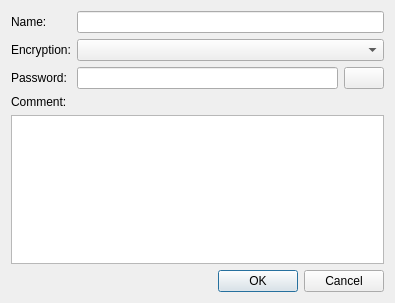
First picture: the form in source/console/address_book_dialog.ui, repository dchapyshev/aspia, before the edit.
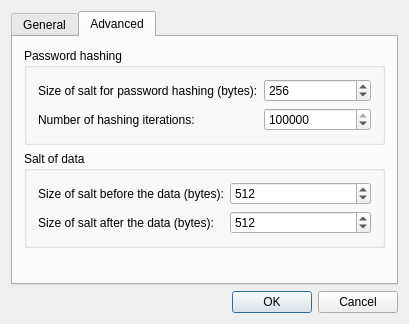
Second picture: the form after the edit. The open tabs and pages were chosen to show the change. Icons and pictures are not drawn.

Commit message: - The format of the address book has been redesigned. Now it supports salt when hashing a password, allows you to specify the number of hashing iterations, supports salt in the encrypted data. It is also possible to save the creation and change time (for computers and groups of computers). For computers, you can save the time of the last connection. - Implemented Random class.

```diff
--- a/source/console/address_book_dialog.ui
+++ b/source/console/address_book_dialog.ui
@@ -9,8 +9,8 @@
    <rect>
     <x>0</x>
     <y>0</y>
-    <width>395</width>
-    <height>303</height>
+    <width>409</width>
+    <height>324</height>
    </rect>
   </property>
   <property name="windowTitle">
@@ -19,9 +19,19 @@
   <property name="modal">
    <bool>true</bool>
   </property>
+  <layout class="QVBoxLayout" name="verticalLayout_12">
+   <item>
+    <widget class="QTabWidget" name="tab_widget">
+     <property name="currentIndex">
+      <number>0</number>
+     </property>
+     <widget class="QWidget" name="general_tab">
+      <attribute name="title">
+       <string>General</string>
+      </attribute>
   <layout class="QVBoxLayout" name="verticalLayout_4">
    <item>
-    <layout class="QHBoxLayout" name="horizontalLayout_2">
+        <layout class="QHBoxLayout" name="horizontalLayout">
      <item>
       <layout class="QVBoxLayout" name="verticalLayout">
        <item>
@@ -60,8 +70,6 @@
         <widget class="QComboBox" name="combo_encryption"/>
        </item>
        <item>
-        <layout class="QHBoxLayout" name="horizontalLayout">
-         <item>
           <widget class="QLineEdit" name="edit_password">
            <property name="maxLength">
             <number>64</number>
@@ -72,26 +80,14 @@
           </widget>
          </item>
          <item>
-          <widget class="QPushButton" name="button_show_password">
-           <property name="sizePolicy">
-            <sizepolicy hsizetype="Fixed" vsizetype="Fixed">
-             <horstretch>0</horstretch>
-             <verstretch>0</verstretch>
-            </sizepolicy>
-           </property>
-           <property name="text">
-            <string/>
-           </property>
-           <property name="icon">
-            <iconset resource="../resources/resources.qrc">
-             <normaloff>:/icon/eye.png</normaloff>:/icon/eye.png</iconset>
-           </property>
-           <property name="checkable">
-            <bool>true</bool>
-           </property>
-          </widget>
-         </item>
-        </layout>
+            <widget class="QLineEdit" name="edit_password_repeat">
+             <property name="maxLength">
+              <number>64</number>
+             </property>
+             <property name="echoMode">
+              <enum>QLineEdit::Password</enum>
+             </property>
+            </widget>
        </item>
       </layout>
      </item>
@@ -110,6 +106,152 @@
       <widget class="QPlainTextEdit" name="edit_comment"/>
      </item>
     </layout>
+       </item>
+      </layout>
+     </widget>
+     <widget class="QWidget" name="advanced_tab">
+      <attribute name="title">
+       <string>Advanced</string>
+      </attribute>
+      <layout class="QVBoxLayout" name="verticalLayout_11">
+       <item>
+        <widget class="QGroupBox" name="groupBox">
+         <property name="title">
+          <string>Password hashing</string>
+         </property>
+         <layout class="QVBoxLayout" name="verticalLayout_7">
+          <item>
+           <layout class="QHBoxLayout" name="horizontalLayout_2">
+            <item>
+             <layout class="QVBoxLayout" name="verticalLayout_5">
+              <item>
+               <widget class="QLabel" name="label_password_salt">
+                <property name="text">
+                 <string>Size of salt for password hashing (bytes):</string>
+                </property>
+               </widget>
+              </item>
+              <item>
+               <widget class="QLabel" name="label_hashing_rounds">
+                <property name="text">
+                 <string>Number of hashing iterations:</string>
+                </property>
+               </widget>
+              </item>
+             </layout>
+            </item>
+            <item>
+             <layout class="QVBoxLayout" name="verticalLayout_6">
+              <item>
+               <widget class="QSpinBox" name="spinbox_password_salt">
+                <property name="minimum">
+                 <number>64</number>
+                </property>
+                <property name="maximum">
+                 <number>1048576</number>
+                </property>
+                <property name="value">
+                 <number>256</number>
+                </property>
+               </widget>
+              </item>
+              <item>
+               <widget class="QSpinBox" name="spinbox_hashing_rounds">
+                <property name="minimum">
+                 <number>10000</number>
+                </property>
+                <property name="maximum">
+                 <number>1000000</number>
+                </property>
+                <property name="value">
+                 <number>100000</number>
+                </property>
+               </widget>
+              </item>
+             </layout>
+            </item>
+           </layout>
+          </item>
+         </layout>
+        </widget>
+       </item>
+       <item>
+        <widget class="QGroupBox" name="groupBox_2">
+         <property name="title">
+          <string>Salt of data</string>
+         </property>
+         <layout class="QVBoxLayout" name="verticalLayout_10">
+          <item>
+           <layout class="QHBoxLayout" name="horizontalLayout_3">
+            <item>
+             <layout class="QVBoxLayout" name="verticalLayout_8">
+              <item>
+               <widget class="QLabel" name="label_salt_before">
+                <property name="text">
+                 <string>Size of salt before the data (bytes):</string>
+                </property>
+               </widget>
+              </item>
+              <item>
+               <widget class="QLabel" name="label_salt_after">
+                <property name="text">
+                 <string>Size of salt after the data (bytes):</string>
+                </property>
+               </widget>
+              </item>
+             </layout>
+            </item>
+            <item>
+             <layout class="QVBoxLayout" name="verticalLayout_9">
+              <item>
+               <widget class="QSpinBox" name="spinbox_salt_before">
+                <property name="minimum">
+                 <number>64</number>
+                </property>
+                <property name="maximum">
+                 <number>16777216</number>
+                </property>
+                <property name="value">
+                 <number>512</number>
+                </property>
+               </widget>
+              </item>
+              <item>
+               <widget class="QSpinBox" name="spinbox_salt_after">
+                <property name="minimum">
+                 <number>64</number>
+                </property>
+                <property name="maximum">
+                 <number>16777216</number>
+                </property>
+                <property name="value">
+                 <number>512</number>
+                </property>
+               </widget>
+              </item>
+             </layout>
+            </item>
+           </layout>
+          </item>
+         </layout>
+        </widget>
+       </item>
+       <item>
+        <spacer name="verticalSpacer">
+         <property name="orientation">
+          <enum>Qt::Vertical</enum>
+         </property>
+         <property name="sizeHint" stdset="0">
+          <size>
+           <width>20</width>
+           <height>74</height>
+          </size>
+         </property>
+        </spacer>
+       </item>
+      </layout>
+     </widget>
+    </widget>
    </item>
    <item>
     <widget class="QDialogButtonBox" name="button_box">
```
Left out of the diff: 7 changed lines with no effect on the pictures. Lines whose indentation alone changed are shown as unchanged. The commit also changes 23 other files.
